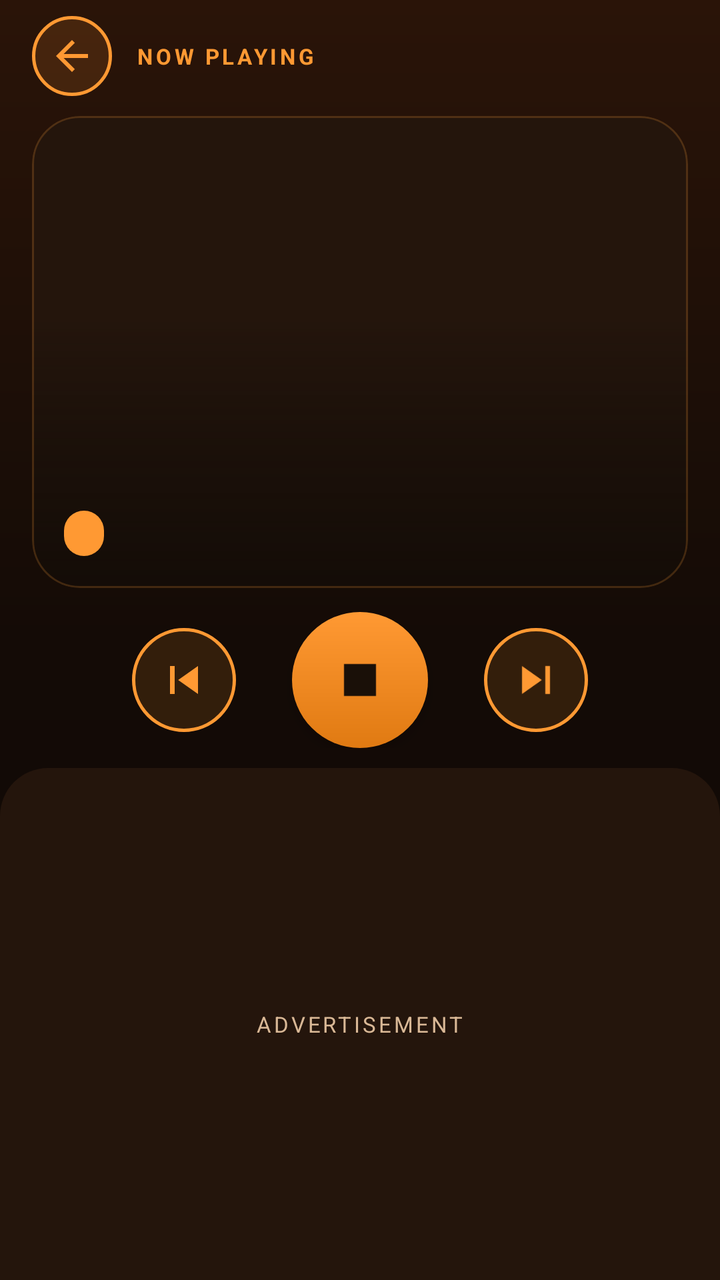
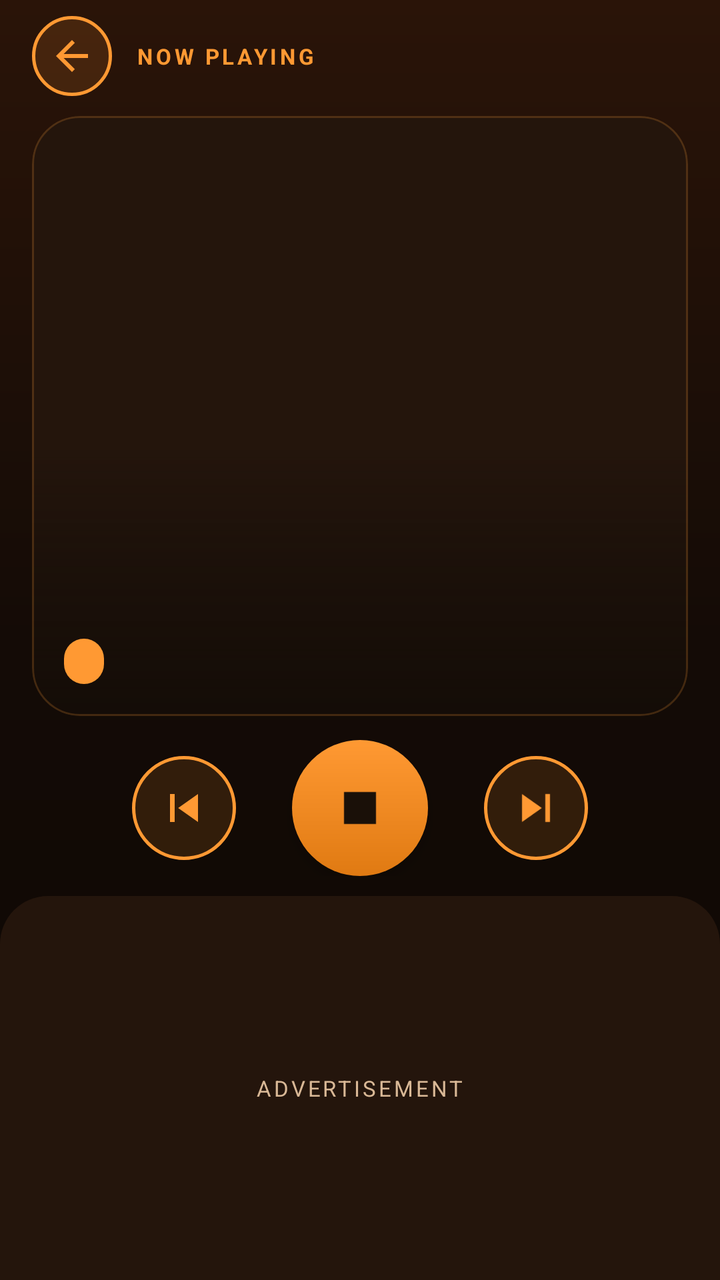

Screens rendered from an Android XML layout before and after an edit, with the pre-edit source and the edit as a unified diff.
<!-- AndroidManifest.xml: application theme Theme.Mantra -->
<!-- res/layout/activity_player.xml -->
<?xml version="1.0" encoding="utf-8"?>
<LinearLayout xmlns:android="http://schemas.android.com/apk/res/android"
    xmlns:app="http://schemas.android.com/apk/res-auto"
    android:layout_width="match_parent"
    android:layout_height="match_parent"
    android:background="@drawable/bg_screen"
    android:fitsSystemWindows="true"
    android:orientation="vertical">

    
    <LinearLayout
        android:id="@+id/playerSection"
        android:layout_width="match_parent"
        android:layout_height="0dp"
        android:layout_weight="6"
        android:orientation="vertical"
        android:paddingHorizontal="16dp"
        android:paddingTop="8dp"
        android:paddingBottom="10dp">

        <LinearLayout
            android:layout_width="match_parent"
            android:layout_height="wrap_content"
            android:gravity="center_vertical"
            android:orientation="horizontal">

            <ImageButton
                android:id="@+id/backButton"
                android:layout_width="40dp"
                android:layout_height="40dp"
                android:background="@drawable/bg_circle_outline"
                android:contentDescription="@string/back"
                android:padding="8dp"
                android:scaleType="fitCenter"
                android:src="@drawable/ic_arrow_back"
                app:tint="@color/brand" />

            <TextView
                android:layout_width="0dp"
                android:layout_height="wrap_content"
                android:layout_marginStart="12dp"
                android:layout_weight="1"
                android:letterSpacing="0.14"
                android:text="@string/now_playing_label"
                android:textAllCaps="true"
                android:textColor="@color/brand"
                android:textSize="11sp"
                android:textStyle="bold" />
        </LinearLayout>

        <com.google.android.material.card.MaterialCardView
            android:layout_width="match_parent"
            android:layout_height="0dp"
            android:layout_marginTop="10dp"
            android:layout_weight="1"
            app:cardBackgroundColor="@color/card"
            app:cardCornerRadius="24dp"
            app:cardElevation="0dp"
            app:strokeColor="@color/stroke_idle"
            app:strokeWidth="1dp">

            <FrameLayout
                android:layout_width="match_parent"
                android:layout_height="match_parent">

                <ImageView
                    android:id="@+id/visualImage"
                    android:layout_width="match_parent"
                    android:layout_height="match_parent"
                    android:importantForAccessibility="no"
                    android:scaleType="centerCrop" />

                <androidx.media3.ui.PlayerView
                    android:id="@+id/visualVideo"
                    android:layout_width="match_parent"
                    android:layout_height="match_parent"
                    android:visibility="gone"
                    app:resize_mode="zoom"
                    app:surface_type="texture_view"
                    app:use_controller="false"
                    app:shutter_background_color="@android:color/transparent" />

                <View
                    android:layout_width="match_parent"
                    android:layout_height="140dp"
                    android:layout_gravity="bottom"
                    android:background="@drawable/scrim_bottom" />

                <LinearLayout
                    android:layout_width="match_parent"
                    android:layout_height="wrap_content"
                    android:layout_gravity="bottom"
                    android:orientation="vertical"
                    android:padding="16dp">

                    <TextView
                        android:id="@+id/playerTitle"
                        android:layout_width="match_parent"
                        android:layout_height="wrap_content"
                        android:textColor="@color/cream"
                        android:textSize="24sp"
                        android:textStyle="bold" />

                    <TextView
                        android:id="@+id/playerSubtitle"
                        android:layout_width="match_parent"
                        android:layout_height="wrap_content"
                        android:layout_marginTop="2dp"
                        android:textColor="@color/muted"
                        android:textSize="14sp" />

                    <TextView
                        android:id="@+id/playerStatus"
                        android:layout_width="wrap_content"
                        android:layout_height="wrap_content"
                        android:layout_marginTop="8dp"
                        android:background="@drawable/badge_background"
                        android:paddingHorizontal="10dp"
                        android:paddingVertical="4dp"
                        android:textColor="@color/ink"
                        android:textSize="11sp"
                        android:textStyle="bold" />
                </LinearLayout>
            </FrameLayout>
        </com.google.android.material.card.MaterialCardView>

        <LinearLayout
            android:layout_width="match_parent"
            android:layout_height="wrap_content"
            android:layout_marginTop="12dp"
            android:gravity="center"
            android:orientation="horizontal">

            <ImageButton
                android:id="@+id/prevButton"
                android:layout_width="52dp"
                android:layout_height="52dp"
                android:background="@drawable/bg_circle_outline"
                android:contentDescription="@string/previous"
                android:padding="12dp"
                android:scaleType="fitCenter"
                android:src="@drawable/ic_skip_previous"
                app:tint="@color/brand" />

            <ImageButton
                android:id="@+id/playStopButton"
                android:layout_width="68dp"
                android:layout_height="68dp"
                android:layout_marginHorizontal="28dp"
                android:background="@drawable/bg_circle_brand"
                android:contentDescription="@string/stop"
                android:elevation="4dp"
                android:padding="18dp"
                android:scaleType="fitCenter"
                android:src="@drawable/ic_stop"
                app:tint="@color/ink" />

            <ImageButton
                android:id="@+id/nextButton"
                android:layout_width="52dp"
                android:layout_height="52dp"
                android:background="@drawable/bg_circle_outline"
                android:contentDescription="@string/next"
                android:padding="12dp"
                android:scaleType="fitCenter"
                android:src="@drawable/ic_skip_next"
                app:tint="@color/brand" />
        </LinearLayout>
    </LinearLayout>

    
    <FrameLayout
        android:id="@+id/adSection"
        android:layout_width="match_parent"
        android:layout_height="0dp"
        android:layout_weight="4"
        android:background="@drawable/ad_section_bg"
        android:padding="10dp">

        <FrameLayout
            android:id="@+id/adPlaceholder"
            android:layout_width="match_parent"
            android:layout_height="match_parent">

            <ImageView
                android:id="@+id/adPlaceholderImage"
                android:layout_width="match_parent"
                android:layout_height="match_parent"
                android:alpha="0.35"
                android:importantForAccessibility="no"
                android:scaleType="centerCrop" />

            <TextView
                android:layout_width="wrap_content"
                android:layout_height="wrap_content"
                android:layout_gravity="center"
                android:letterSpacing="0.12"
                android:text="@string/ad_advertisement"
                android:textAllCaps="true"
                android:textColor="@color/muted"
                android:textSize="11sp" />
        </FrameLayout>

        <FrameLayout
            android:id="@+id/adContainer"
            android:layout_width="match_parent"
            android:layout_height="match_parent" />
    </FrameLayout>

</LinearLayout>
<!-- resources referenced by this layout -->
<resources>
  <color name="brand">#FFFF9933</color>
  <color name="card">#FF24150C</color>
  <color name="cream">#FFFFF4E8</color>
  <color name="ink">#FF1A1008</color>
  <color name="muted">#FFD9B896</color>
  <color name="stroke_idle">#33FF9933</color>
  <!-- drawable ad_section_bg (drawable) -->
  <?xml version="1.0" encoding="utf-8"?>
  <shape xmlns:android="http://schemas.android.com/apk/res/android">
      <solid android:color="@color/card" />
      <corners
          android:topLeftRadius="24dp"
          android:topRightRadius="24dp" />
  </shape>
  <!-- drawable badge_background (drawable) -->
  <?xml version="1.0" encoding="utf-8"?>
  <shape xmlns:android="http://schemas.android.com/apk/res/android">
      <solid android:color="@color/brand" />
      <corners android:radius="999dp" />
  </shape>
  <!-- drawable bg_circle_outline (drawable) -->
  <?xml version="1.0" encoding="utf-8"?>
  <ripple xmlns:android="http://schemas.android.com/apk/res/android"
      android:color="@color/brand_soft">
      <item>
          <shape android:shape="oval">
              <solid android:color="#22FF9933" />
              <stroke
                  android:width="1.5dp"
                  android:color="@color/brand" />
          </shape>
      </item>
  </ripple>
  <!-- drawable bg_screen (drawable) -->
  <?xml version="1.0" encoding="utf-8"?>
  <shape xmlns:android="http://schemas.android.com/apk/res/android">
      <gradient
          android:angle="270"
          android:startColor="#FF2A1408"
          android:centerColor="#FF140B06"
          android:endColor="#FF0C0704"
          android:type="linear" />
  </shape>
  <!-- drawable ic_arrow_back (drawable) -->
  <?xml version="1.0" encoding="utf-8"?>
  <vector xmlns:android="http://schemas.android.com/apk/res/android"
      android:width="24dp"
      android:height="24dp"
      android:viewportWidth="24"
      android:viewportHeight="24">
      <path
          android:fillColor="#FFFFFFFF"
          android:pathData="M20,11H7.83l5.59,-5.59L12,4l-8,8 8,8 1.41,-1.41L7.83,13H20v-2z" />
  </vector>
  <!-- drawable ic_skip_next (drawable) -->
  <?xml version="1.0" encoding="utf-8"?>
  <vector xmlns:android="http://schemas.android.com/apk/res/android"
      android:width="24dp"
      android:height="24dp"
      android:viewportWidth="24"
      android:viewportHeight="24">
      <path
          android:fillColor="#FFFFFFFF"
          android:pathData="M6,18l8.5,-6L6,6v12zM16,6v12h2V6h-2z" />
  </vector>
  <!-- drawable ic_skip_previous (drawable) -->
  <?xml version="1.0" encoding="utf-8"?>
  <vector xmlns:android="http://schemas.android.com/apk/res/android"
      android:width="24dp"
      android:height="24dp"
      android:viewportWidth="24"
      android:viewportHeight="24">
      <path
          android:fillColor="#FFFFFFFF"
          android:pathData="M6,6h2v12H6zM9.5,12l8.5,6V6z" />
  </vector>
  <!-- drawable ic_stop (drawable) -->
  <?xml version="1.0" encoding="utf-8"?>
  <vector xmlns:android="http://schemas.android.com/apk/res/android"
      android:width="24dp"
      android:height="24dp"
      android:viewportWidth="24"
      android:viewportHeight="24">
      <path
          android:fillColor="#FFFFFFFF"
          android:pathData="M6,6h12v12H6z" />
  </vector>
  <!-- drawable scrim_bottom (drawable) -->
  <?xml version="1.0" encoding="utf-8"?>
  <shape xmlns:android="http://schemas.android.com/apk/res/android">
      <gradient
          android:angle="90"
          android:centerColor="#88120B06"
          android:endColor="#00120B06"
          android:startColor="#F0120B06" />
  </shape>
  <string name="ad_advertisement">Advertisement</string>
  <string name="back">Back</string>
  <string name="next">Next</string>
  <string name="now_playing_label">Now playing</string>
  <string name="previous">Previous</string>
  <string name="stop">Stop mantra</string>
  <color name="brand_dark">#FFE07A12</color>
  <color name="brand_soft">#33FF9933</color>
  <color name="bg">#FF120B06</color>
  <!-- unchanged entries left out for length: 2 -->
</resources>

<!-- the commit's change to res/layout/activity_player.xml (unified diff, before → after) -->
@@ -12,7 +12,7 @@
         android:id="@+id/playerSection"
         android:layout_width="match_parent"
         android:layout_height="0dp"
-        android:layout_weight="6"
+        android:layout_weight="7"
         android:orientation="vertical"
         android:paddingHorizontal="16dp"
         android:paddingTop="8dp"
@@ -173,7 +173,7 @@
         android:id="@+id/adSection"
         android:layout_width="match_parent"
         android:layout_height="0dp"
-        android:layout_weight="4"
+        android:layout_weight="3"
         android:background="@drawable/ad_section_bg"
         android:padding="10dp">
 
